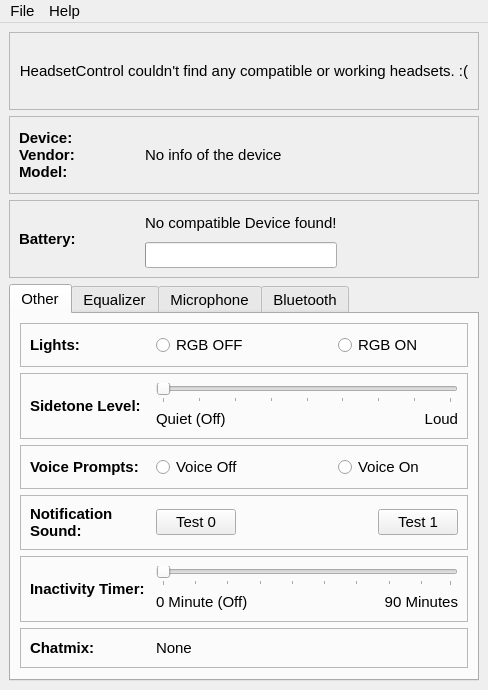
Qt form src/UI/mainwindow.ui (LeoKlaus/HeadsetControl-GUI) before a commit.
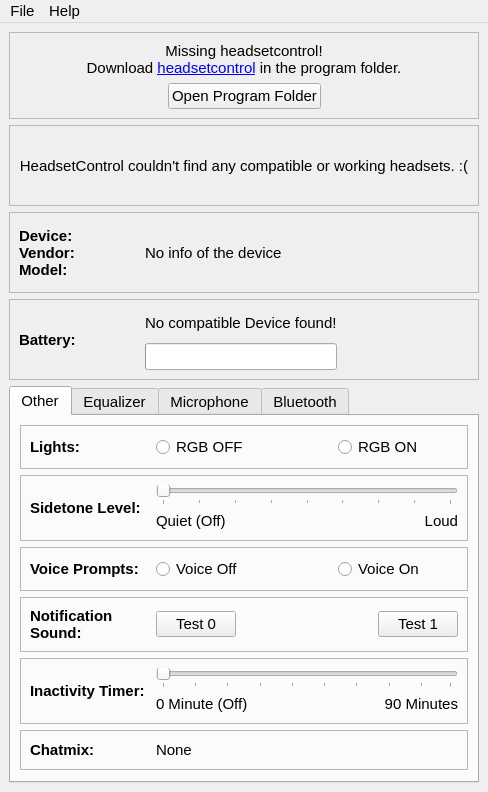
The same form after that commit. Icons and pictures are not drawn.

Commit message: Added automatic update and release of translations, reorganize code for icons theme and names, small bug fixes

Diff of the .ui file:
```diff
--- a/src/UI/mainwindow.ui
+++ b/src/UI/mainwindow.ui
@@ -7,7 +7,7 @@
     <x>0</x>
     <y>0</y>
     <width>488</width>
-    <height>690</height>
+    <height>792</height>
    </rect>
   </property>
   <property name="sizePolicy">
@@ -54,6 +54,83 @@
     <string notr="true"/>
    </property>
    <layout class="QVBoxLayout" name="verticalLayout_4">
+    <item>
+     <widget class="QFrame" name="missingheadsetcontrolFrame">
+      <property name="frameShape">
+       <enum>QFrame::StyledPanel</enum>
+      </property>
+      <property name="frameShadow">
+       <enum>QFrame::Raised</enum>
+      </property>
+      <layout class="QVBoxLayout" name="verticalLayout_11">
+       <item>
+        <widget class="QLabel" name="label_9">
+         <property name="layoutDirection">
+          <enum>Qt::LeftToRight</enum>
+         </property>
+         <property name="text">
+          <string>Missing headsetcontrol!&lt;br/&gt;Download &lt;a href=&quot;https://github.com/Sapd/HeadsetControl/releases/latest&quot;&gt;headsetcontrol&lt;/a&gt; in the program folder.</string>
+         </property>
+         <property name="textFormat">
+          <enum>Qt::AutoText</enum>
+         </property>
+         <property name="alignment">
+          <set>Qt::AlignCenter</set>
+         </property>
+         <property name="wordWrap">
+          <bool>false</bool>
+         </property>
+         <property name="textInteractionFlags">
+          <set>Qt::TextBrowserInteraction</set>
+         </property>
+        </widget>
+       </item>
+       <item>
+        <layout class="QHBoxLayout" name="horizontalLayout_26">
+         <item>
+          <spacer name="horizontalSpacer_15">
+           <property name="orientation">
+            <enum>Qt::Horizontal</enum>
+           </property>
+           <property name="sizeHint" stdset="0">
+            <size>
+             <width>40</width>
+             <height>20</height>
+            </size>
+           </property>
+          </spacer>
+         </item>
+         <item>
+          <widget class="QPushButton" name="openfolderPushButton">
+           <property name="sizePolicy">
+            <sizepolicy hsizetype="Minimum" vsizetype="Fixed">
+             <horstretch>0</horstretch>
+             <verstretch>0</verstretch>
+            </sizepolicy>
+           </property>
+           <property name="text">
+            <string>Open Program Folder</string>
+           </property>
+          </widget>
+         </item>
+         <item>
+          <spacer name="horizontalSpacer_16">
+           <property name="orientation">
+            <enum>Qt::Horizontal</enum>
+           </property>
+           <property name="sizeHint" stdset="0">
+            <size>
+             <width>40</width>
+             <height>20</height>
+            </size>
+           </property>
+          </spacer>
+         </item>
+        </layout>
+       </item>
+      </layout>
+     </widget>
+    </item>
     <item>
      <widget class="QFrame" name="notSupportedFrame">
       <property name="sizePolicy">
```
Left out of the diff: 8 changed lines with no effect on the pictures. The commit also changes 23 other files.
